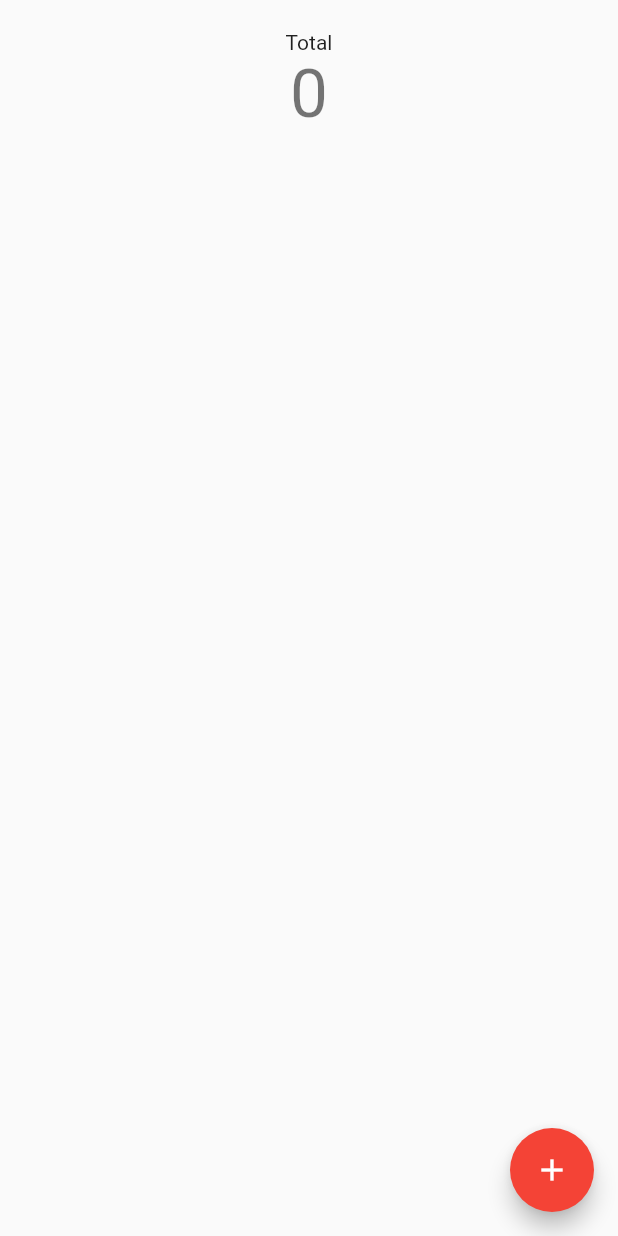
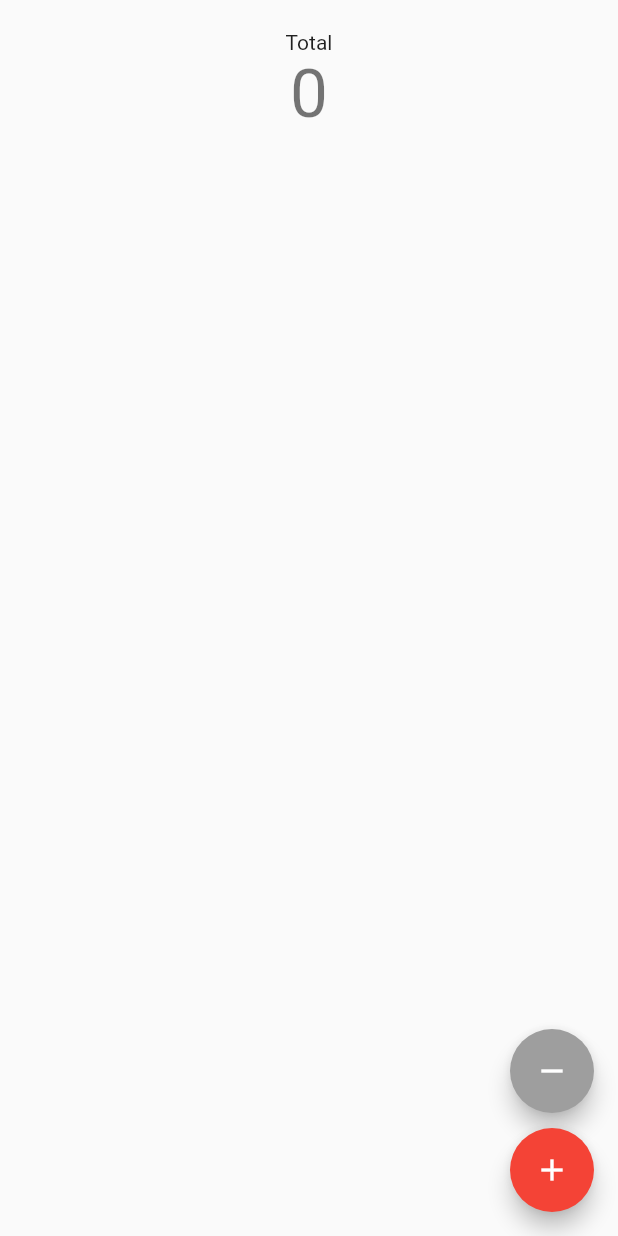
Before and after one commit to alfianandinugraha/talk-o-bloc, a Flutter app: the screen it shows after launch, on a phone screen of 412 x 824 dp. Run offline on Flutter 3.47's test engine with Material 2 defaults, Android fonts, the phone set to English and light mode, and no system bars; our stand-ins replace flutter_bloc.

Commit message:
feat(widgets): create DeleteQuoteButton to delete quote

```diff
--- a/lib/main.dart
+++ b/lib/main.dart
@@ -6,6 +6,7 @@ import 'package:talk_o_bloc/store/events/quote_event.dart';
 import 'package:talk_o_bloc/widgets/add_quote_button.dart';
 import 'package:talk_o_bloc/widgets/count.dart';
 import 'package:talk_o_bloc/widgets/list_quote.dart';
+import 'package:talk_o_bloc/widgets/delete_quote_button.dart';
 
 void main() {
   runApp(
@@ -42,6 +43,8 @@ class MyApp extends StatelessWidget {
         floatingActionButton: Column(
           mainAxisAlignment: MainAxisAlignment.end,
           children: const [
+            DeleteQuoteButton(),
+            SizedBox(height: 10),
             AddQuoteButton(),
           ],
         ),
--- /dev/null
+++ b/lib/widgets/delete_quote_button.dart
@@ -0,0 +1,27 @@
+import 'package:flutter/material.dart';
+import 'package:flutter_bloc/flutter_bloc.dart';
+import 'package:talk_o_bloc/store/bloc/quote_bloc.dart';
+import 'package:talk_o_bloc/store/events/quote_event.dart';
+import 'package:talk_o_bloc/store/state/quote_state.dart';
+
+class DeleteQuoteButton extends StatelessWidget {
+  const DeleteQuoteButton({Key? key}) : super(key: key);
+
+  @override
+  Widget build(BuildContext context) {
+    return BlocSelector<QuoteBloc, QuoteState, bool>(
+      selector: (state) => state.quotes.isEmpty,
+      builder: (context, isEmpty) {
+        return FloatingActionButton(
+          onPressed: () {
+            BlocProvider
+              .of<QuoteBloc>(context)
+              .add(DeleteQuoteEvent());
+          },
+          child: const Icon(Icons.remove),
+          backgroundColor: isEmpty ? Colors.grey : Colors.red,
+        );
+      }
+    );
+  }
+}
```
